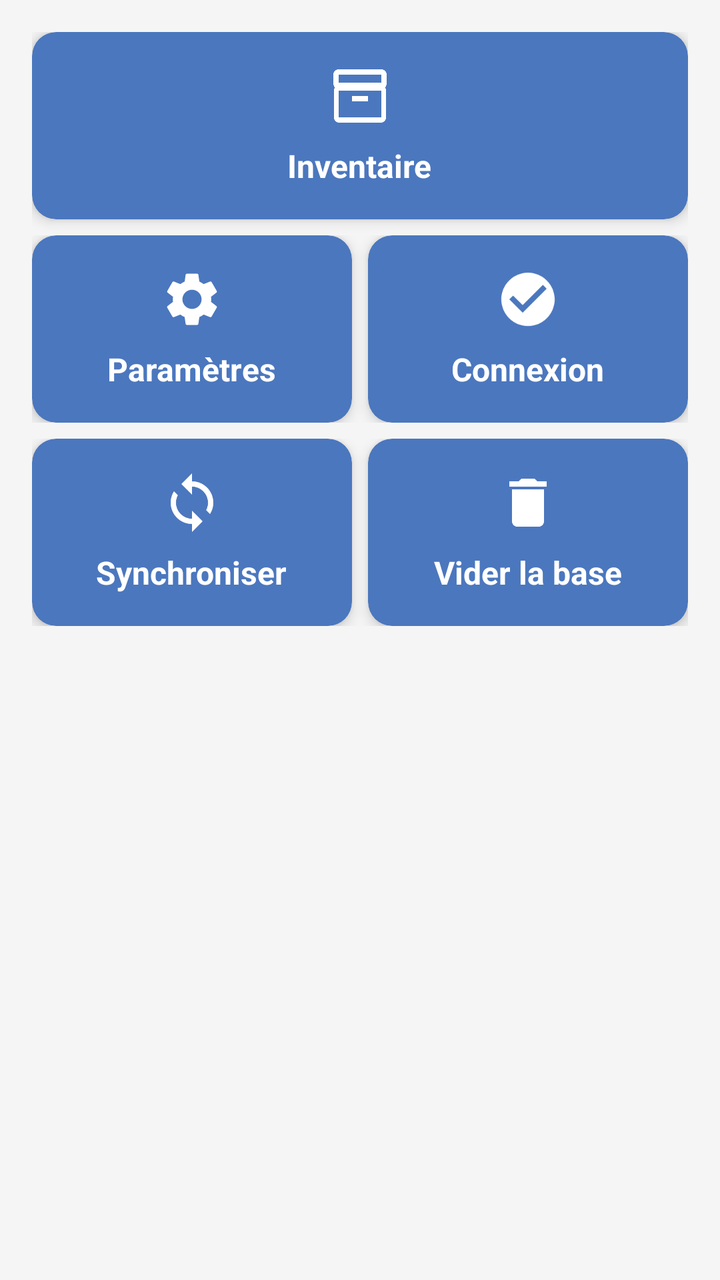
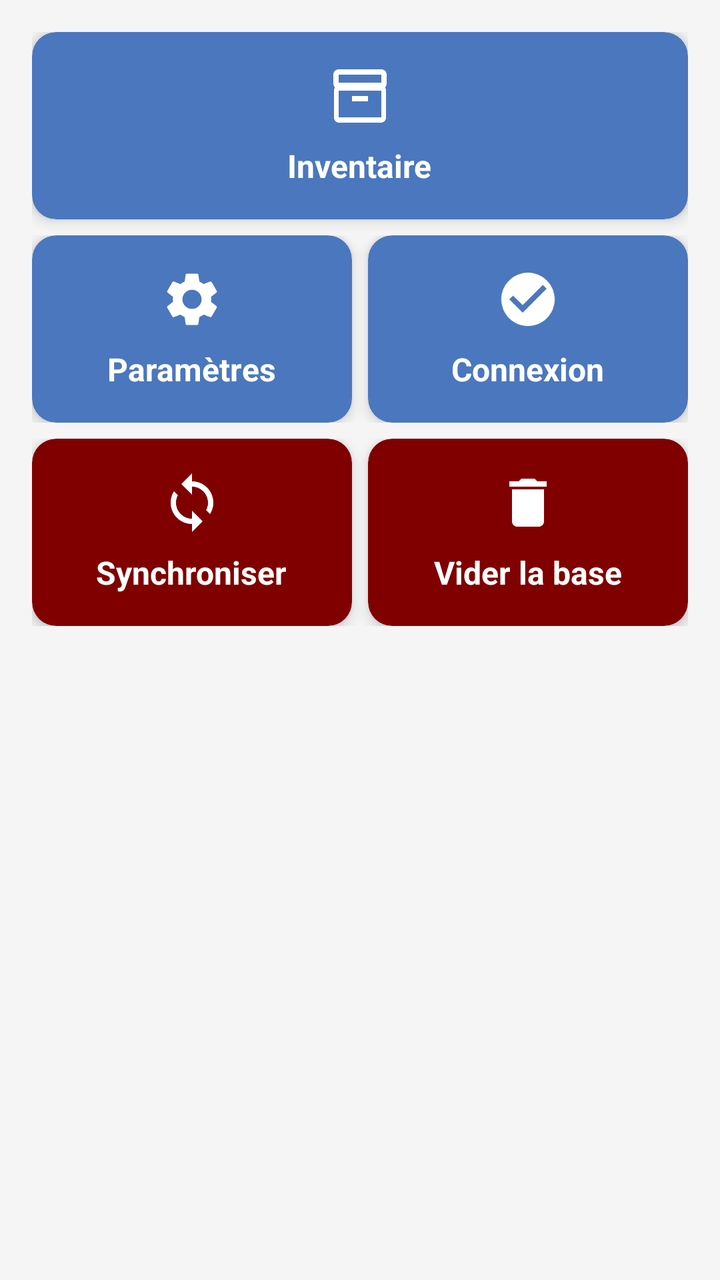

The first picture is an Android layout as it rendered before a commit; the second is the same layout after the commit. The layout source and the unified diff follow.
<!-- AndroidManifest.xml: application theme AppNewTheme -->
<!-- res/layout/dashboard.xml -->
<?xml version="1.0" encoding="utf-8"?>
<ScrollView xmlns:android="http://schemas.android.com/apk/res/android"
    xmlns:app="http://schemas.android.com/apk/res-auto"
    xmlns:tools="http://schemas.android.com/tools"
    android:layout_width="match_parent"
    android:layout_height="match_parent"
    android:background="#F5F5F5"
    android:fillViewport="true">

    <LinearLayout
        android:layout_width="match_parent"
        android:layout_height="wrap_content"
        android:orientation="vertical"
        android:padding="16dp">

        
        <androidx.cardview.widget.CardView
            android:id="@+id/cardReaderConnected"
            android:layout_width="match_parent"
            android:layout_height="wrap_content"
            android:layout_marginBottom="12dp"
            app:cardBackgroundColor="#FFFFFF"
            android:visibility="gone"
            app:cardCornerRadius="12dp"
            app:cardElevation="4dp">

            <LinearLayout
                android:layout_width="match_parent"
                android:layout_height="wrap_content"
                android:orientation="vertical"
                android:padding="20dp">

                <LinearLayout
                    android:layout_width="match_parent"
                    android:layout_height="wrap_content"
                    android:gravity="center_vertical"
                    android:orientation="horizontal">

                    
                    <FrameLayout
                        android:layout_width="48dp"
                        android:layout_height="48dp"
                        android:background="@drawable/circle_background_blue">

                        <TextView
                            android:layout_width="wrap_content"
                            android:layout_height="wrap_content"
                            android:layout_gravity="center"
                            android:text="CS"
                            android:textColor="#FFFFFF"
                            android:textSize="16sp"
                            android:textStyle="bold" />
                    </FrameLayout>

                    <LinearLayout
                        android:layout_width="0dp"
                        android:layout_height="wrap_content"
                        android:layout_marginStart="16dp"
                        android:layout_weight="1"
                        android:orientation="vertical">

                        <TextView
                            android:layout_width="wrap_content"
                            android:layout_height="wrap_content"
                            android:text="Lecteur CS108"
                            android:textColor="#4b77be"
                            android:textSize="20sp"
                            android:textStyle="bold" />

                        <TextView
                            android:layout_width="wrap_content"
                            android:layout_height="wrap_content"
                            android:text="Connecté"
                            android:textColor="#4CAF50"
                            android:textSize="14sp" />
                    </LinearLayout>

                    
                    <View
                        android:layout_width="12dp"
                        android:layout_height="12dp"
                        android:background="@drawable/circle_green" />
                </LinearLayout>

                
                <LinearLayout
                    android:layout_width="match_parent"
                    android:layout_height="wrap_content"
                    android:layout_marginTop="20dp"
                    android:orientation="horizontal">

                    
                    <LinearLayout
                        android:layout_width="0dp"
                        android:layout_height="wrap_content"
                        android:layout_weight="1"
                        android:gravity="center"
                        android:orientation="vertical">

                        <TextView
                            android:layout_width="wrap_content"
                            android:layout_height="wrap_content"
                            android:text="🔋"
                            android:textSize="28sp" />

                        <TextView
                            android:layout_width="wrap_content"
                            android:layout_height="wrap_content"
                            android:layout_marginTop="4dp"
                            android:text="0%"
                            android:id="@+id/cardReaderConnectedBattery"
                            android:textColor="#4b77be"
                            android:textSize="18sp"
                            android:textStyle="bold" />

                        <ProgressBar
                            android:id="@+id/batteryProgress"
                            style="?android:attr/progressBarStyleHorizontal"
                            android:layout_width="match_parent"
                            android:layout_height="8dp"
                            android:layout_marginTop="4dp"
                            android:max="100"
                            android:progress="0"
                            android:progressTint="#4CAF50"
                            android:progressBackgroundTint="#E0E0E0" />

                        <TextView
                            android:layout_width="wrap_content"
                            android:layout_height="wrap_content"
                            android:layout_marginTop="4dp"
                            android:text="Batterie"
                            android:textColor="#9E9E9E"
                            android:textSize="12sp" />
                    </LinearLayout>

                    
                    <View
                        android:layout_width="1dp"
                        android:layout_height="match_parent"
                        android:layout_marginStart="16dp"
                        android:layout_marginEnd="16dp"
                        android:background="#E0E0E0" />

                    
                    <LinearLayout
                        android:layout_width="0dp"
                        android:layout_height="wrap_content"
                        android:layout_weight="1"
                        android:gravity="center"
                        android:orientation="vertical">

                        <TextView
                            android:layout_width="wrap_content"
                            android:layout_height="wrap_content"
                            android:text="⚡"
                            android:textSize="28sp" />

                        <TextView
                            android:layout_width="wrap_content"
                            android:layout_height="wrap_content"
                            android:layout_marginTop="4dp"
                            android:text="0"
                            android:id="@+id/cardReaderConnectedPower"
                            android:textColor="#4b77be"
                            android:textSize="18sp"
                            android:textStyle="bold" />

                        <TextView
                            android:layout_width="wrap_content"
                            android:layout_height="wrap_content"
                            android:layout_marginTop="8dp"
                            android:text="Puissance"
                            android:textColor="#9E9E9E"
                            android:textSize="12sp" />
                    </LinearLayout>
                </LinearLayout>
            </LinearLayout>
        </androidx.cardview.widget.CardView>

        
        <androidx.cardview.widget.CardView
            android:id="@+id/cardReaderDisconnected"
            android:layout_width="match_parent"
            android:layout_height="wrap_content"
            android:layout_marginBottom="16dp"
            app:cardBackgroundColor="#FFFFFF"
            android:visibility="gone"
            app:cardCornerRadius="12dp"
            app:cardElevation="2dp">

            <LinearLayout
                android:layout_width="match_parent"
                android:layout_height="wrap_content"
                android:gravity="center_vertical"
                android:orientation="horizontal"
                android:padding="20dp">

                
                <FrameLayout
                    android:layout_width="48dp"
                    android:layout_height="48dp"
                    android:background="@drawable/circle_background_gray">

                    <TextView
                        android:layout_width="wrap_content"
                        android:layout_height="wrap_content"
                        android:layout_gravity="center"
                        android:text="CS"
                        android:textColor="#FFFFFF"
                        android:textSize="16sp"
                        android:textStyle="bold" />
                </FrameLayout>

                <LinearLayout
                    android:layout_width="0dp"
                    android:layout_height="wrap_content"
                    android:layout_marginStart="16dp"
                    android:layout_weight="1"
                    android:orientation="vertical">

                    <TextView
                        android:layout_width="wrap_content"
                        android:layout_height="wrap_content"
                        android:text="Lecteur CS108"
                        android:textColor="#9E9E9E"
                        android:textSize="20sp"
                        android:textStyle="bold" />

                    <TextView
                        android:layout_width="wrap_content"
                        android:layout_height="wrap_content"
                        android:text="Non connecté"
                        android:textColor="#F44336"
                        android:textSize="14sp" />
                </LinearLayout>

                
                <View
                    android:layout_width="12dp"
                    android:layout_height="12dp"
                    android:background="@drawable/circle_red" />
            </LinearLayout>
        </androidx.cardview.widget.CardView>

        
        <androidx.cardview.widget.CardView
            android:layout_width="match_parent"
            android:layout_height="wrap_content"
            android:layout_marginBottom="8dp"
            app:cardBackgroundColor="#4b77be"
            app:cardCornerRadius="12dp"
            app:cardElevation="4dp"
            android:onClick="inventaireClicked"
            android:clickable="true"
            android:focusable="true"
            android:foreground="?android:attr/selectableItemBackground">

            <LinearLayout
                android:layout_width="match_parent"
                android:layout_height="wrap_content"
                android:gravity="center"
                android:orientation="vertical"
                android:padding="16dp">

                <ImageView
                    android:layout_width="32dp"
                    android:layout_height="32dp"
                    android:src="@drawable/ic_inventory"
                    android:contentDescription="Inventaire"
                    app:tint="#FFFFFF" />

                <TextView
                    android:layout_width="wrap_content"
                    android:layout_height="wrap_content"
                    android:layout_marginTop="8dp"
                    android:text="Inventaire"
                    android:textColor="#FFFFFF"
                    android:textSize="16sp"
                    android:textStyle="bold" />
            </LinearLayout>
        </androidx.cardview.widget.CardView>

        
        <LinearLayout
            android:layout_width="match_parent"
            android:layout_height="wrap_content"
            android:orientation="horizontal"
            android:layout_marginBottom="8dp">

            
            <androidx.cardview.widget.CardView
                android:layout_width="0dp"
                android:layout_height="wrap_content"
                android:layout_weight="1"
                android:layout_marginEnd="4dp"
                app:cardBackgroundColor="#4b77be"
                app:cardCornerRadius="12dp"
                app:cardElevation="4dp"
                android:onClick="settClicked"
                android:clickable="true"
                android:focusable="true"
                android:foreground="?android:attr/selectableItemBackground">

                <LinearLayout
                    android:layout_width="match_parent"
                    android:layout_height="wrap_content"
                    android:gravity="center"
                    android:orientation="vertical"
                    android:padding="16dp">

                    <ImageView
                        android:layout_width="32dp"
                        android:layout_height="32dp"
                        android:src="@drawable/ic_settings"
                        android:contentDescription="Paramètres"
                        app:tint="#FFFFFF" />

                    <TextView
                        android:layout_width="wrap_content"
                        android:layout_height="wrap_content"
                        android:layout_marginTop="8dp"
                        android:text="Paramètres"
                        android:textColor="#FFFFFF"
                        android:textSize="16sp"
                        android:textStyle="bold" />
                </LinearLayout>
            </androidx.cardview.widget.CardView>

            
            <androidx.cardview.widget.CardView
                android:layout_width="0dp"
                android:layout_height="wrap_content"
                android:layout_weight="1"
                android:layout_marginStart="4dp"
                app:cardBackgroundColor="#4b77be"
                app:cardCornerRadius="12dp"
                app:cardElevation="4dp"
                android:onClick="connectClicked"
                android:clickable="true"
                android:focusable="true"
                android:foreground="?android:attr/selectableItemBackground">

                <LinearLayout
                    android:layout_width="match_parent"
                    android:layout_height="wrap_content"
                    android:gravity="center"
                    android:orientation="vertical"
                    android:padding="16dp">

                    <ImageView
                        android:layout_width="32dp"
                        android:layout_height="32dp"
                        android:src="@drawable/ic_connect"
                        android:contentDescription="Connexion"
                        app:tint="#FFFFFF" />

                    <TextView
                        android:layout_width="wrap_content"
                        android:layout_height="wrap_content"
                        android:layout_marginTop="8dp"
                        android:text="Connexion"
                        android:textColor="#FFFFFF"
                        android:textSize="16sp"
                        android:textStyle="bold" />
                </LinearLayout>
            </androidx.cardview.widget.CardView>
        </LinearLayout>

        
        <LinearLayout
            android:layout_width="match_parent"
            android:layout_height="wrap_content"
            android:orientation="horizontal">

            
            <androidx.cardview.widget.CardView
                android:layout_width="0dp"
                android:layout_height="wrap_content"
                android:layout_weight="1"
                android:layout_marginEnd="4dp"
                app:cardBackgroundColor="#4b77be"
                app:cardCornerRadius="12dp"
                app:cardElevation="4dp"
                android:onClick="syncClicked"
                android:clickable="true"
                android:focusable="true"
                android:foreground="?android:attr/selectableItemBackground">

                <LinearLayout
                    android:layout_width="match_parent"
                    android:layout_height="wrap_content"
                    android:gravity="center"
                    android:orientation="vertical"
                    android:padding="16dp">

                    <ImageView
                        android:layout_width="32dp"
                        android:layout_height="32dp"
                        android:src="@drawable/ic_sync"
                        android:contentDescription="Synchroniser"
                        app:tint="#FFFFFF" />

                    <TextView
                        android:layout_width="wrap_content"
                        android:layout_height="wrap_content"
                        android:layout_marginTop="8dp"
                        android:text="Synchroniser"
                        android:textColor="#FFFFFF"
                        android:textSize="16sp"
                        android:textStyle="bold" />
                </LinearLayout>
            </androidx.cardview.widget.CardView>

            
            <androidx.cardview.widget.CardView
                android:layout_width="0dp"
                android:layout_height="wrap_content"
                android:layout_weight="1"
                android:layout_marginStart="4dp"
                app:cardBackgroundColor="#4b77be"
                app:cardCornerRadius="12dp"
                app:cardElevation="4dp"
                android:onClick="clearDatabaseClicked"
                android:clickable="true"
                android:focusable="true"
                android:foreground="?android:attr/selectableItemBackground">

                <LinearLayout
                    android:layout_width="match_parent"
                    android:layout_height="wrap_content"
                    android:gravity="center"
                    android:orientation="vertical"
                    android:padding="16dp">

                    <ImageView
                        android:layout_width="32dp"
                        android:layout_height="32dp"
                        android:src="@drawable/ic_trash"
                        android:contentDescription="Vider la base"
                        app:tint="#FFFFFF" />

                    <TextView
                        android:layout_width="wrap_content"
                        android:layout_height="wrap_content"
                        android:layout_marginTop="8dp"
                        android:text="Vider la base"
                        android:textColor="#FFFFFF"
                        android:textSize="16sp"
                        android:textStyle="bold" />
                </LinearLayout>
            </androidx.cardview.widget.CardView>
        </LinearLayout>
    </LinearLayout>
</ScrollView>
<!-- resources referenced by this layout -->
<resources>
  <!-- drawable circle_background_blue (drawable) -->
  <?xml version="1.0" encoding="utf-8"?>
  <shape xmlns:android="http://schemas.android.com/apk/res/android" android:shape="oval">
      <solid android:color="#4b77be" />
      <stroke android:width="2dp" android:color="#FFFFFF" />
  </shape>
  <!-- drawable circle_background_gray (drawable) -->
  <?xml version="1.0" encoding="utf-8"?>
  <shape xmlns:android="http://schemas.android.com/apk/res/android" android:shape="oval">
      <solid android:color="#9E9E9E" />
      <stroke android:width="2dp" android:color="#FFFFFF" />
  </shape>
  <!-- drawable circle_green (drawable) -->
  <?xml version="1.0" encoding="utf-8"?>
  <shape xmlns:android="http://schemas.android.com/apk/res/android" android:shape="oval">
      <solid android:color="#4CAF50" />
  </shape>
  <!-- drawable circle_red (drawable) -->
  <?xml version="1.0" encoding="utf-8"?>
  <shape xmlns:android="http://schemas.android.com/apk/res/android" android:shape="oval">
      <solid android:color="#F44336" />
  </shape>
  <!-- drawable ic_connect (drawable) -->
  <?xml version="1.0" encoding="utf-8"?>
  <vector xmlns:android="http://schemas.android.com/apk/res/android"
      android:width="24dp"
      android:height="24dp"
      android:viewportWidth="24"
      android:viewportHeight="24">
      <path
          android:fillColor="#FFFFFF"
          android:pathData="M12,2C6.48,2 2,6.48 2,12s4.48,10 10,10s10,-4.48 10,-10S17.52,2 12,2zM10,17l-5,-5l1.41,-1.41L10,14.17l7.59,-7.59L19,8l-9,9z"/>
  </vector>
  <!-- drawable ic_sync (drawable) -->
  <?xml version="1.0" encoding="utf-8"?>
  <vector xmlns:android="http://schemas.android.com/apk/res/android"
      android:width="24dp"
      android:height="24dp"
      android:viewportWidth="24"
      android:viewportHeight="24">
      <path
          android:fillColor="#FFFFFF"
          android:pathData="M12,4V1L8,5l4,4V6c3.31,0 6,2.69 6,6c0,1.01 -0.25,1.97 -0.7,2.8l1.46,1.46C19.54,15.03 20,13.57 20,12c0,-4.42 -3.58,-8 -8,-8zM12,18c-3.31,0 -6,-2.69 -6,-6c0,-1.01 0.25,-1.97 0.7,-2.8L5.24,7.74C4.46,8.97 4,10.43 4,12c0,4.42 3.58,8 8,8v3l4,-4l-4,-4V18z"/>
  </vector>
  <!-- drawable ic_trash (drawable) -->
  <?xml version="1.0" encoding="utf-8"?>
  <vector xmlns:android="http://schemas.android.com/apk/res/android"
      android:width="24dp"
      android:height="24dp"
      android:viewportWidth="24"
      android:viewportHeight="24">
      <path
          android:fillColor="#FFFFFF"
          android:pathData="M6,19c0,1.1 0.9,2 2,2h8c1.1,0 2,-0.9 2,-2V7H6v12zM19,4h-3.5l-1,-1h-5l-1,1H5v2h14V4z"/>
  </vector>
  <style name="AppNewTheme" parent="Theme.MaterialComponents.Light.NoActionBar">
          <item name="colorPrimary">@color/colorPrimary</item>
          <item name="colorPrimaryDark">@color/colorPrimaryDark</item>
          <item name="colorAccent">@color/colorPrimary</item>
          <item name="android:textAllCaps">false</item>
          <item name="windowActionBar">false</item>
          <item name="windowNoTitle">true</item>
          <item name="actionButtonStyle">@style/ActionButtonStyle</item>
          <item name="actionBarTabTextStyle">@style/ActionTabTextStyle</item>
      </style>
  <color name="colorPrimary">#00529c</color>
  <color name="colorPrimaryDark">#3F51B5</color>
  <style name="ActionButtonStyle">
          <item name="android:minWidth">0dp</item>
          <item name="android:paddingLeft">0dp</item>
          <item name="android:paddingRight">5dp</item>
      </style>
  <style name="ActionTabTextStyle">
          <item name="android:textAllCaps">false</item>
      </style>
  <!-- unchanged entries left out for length: 2 -->
</resources>

<!-- the commit's change to res/layout/dashboard.xml (unified diff, before → after) -->
@@ -378,7 +378,7 @@
                 android:layout_height="wrap_content"
                 android:layout_weight="1"
                 android:layout_marginEnd="4dp"
-                app:cardBackgroundColor="#4b77be"
+                app:cardBackgroundColor="#800000"
                 app:cardCornerRadius="12dp"
                 app:cardElevation="4dp"
                 android:onClick="syncClicked"
@@ -417,7 +417,7 @@
                 android:layout_height="wrap_content"
                 android:layout_weight="1"
                 android:layout_marginStart="4dp"
-                app:cardBackgroundColor="#4b77be"
+                app:cardBackgroundColor="#800000"
                 app:cardCornerRadius="12dp"
                 app:cardElevation="4dp"
                 android:onClick="clearDatabaseClicked"
